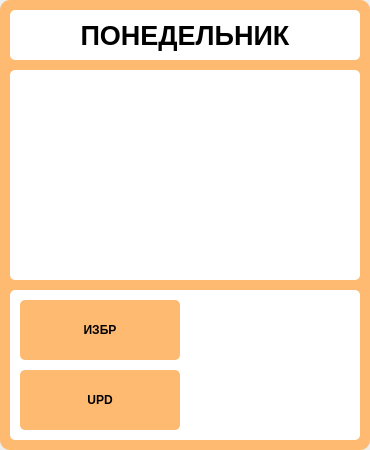
Above: client/menuCard.ui from New-Ds/Easy-Week before the change. Below: the same form after it.
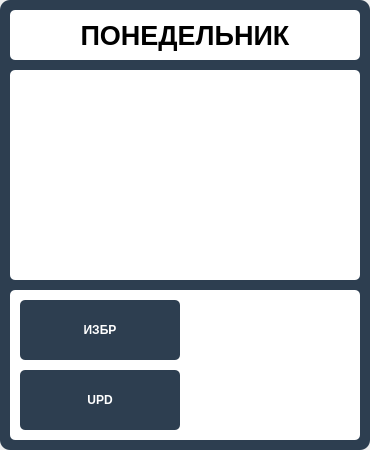
That is the form after the change.

Patch:
```diff
--- a/client/menuCard.ui
+++ b/client/menuCard.ui
@@ -38,7 +38,7 @@
    <item>
     <widget class="QFrame" name="mainContainer">
      <property name="styleSheet">
-      <string notr="true">background: #FFBA71; border-radius: 10px;</string>
+      <string notr="true">background: #2d3e50; border-radius: 10px;</string>
      </property>
      <property name="frameShape">
       <enum>QFrame::Shape::StyledPanel</enum>
@@ -241,7 +241,7 @@
               <cursorShape>PointingHandCursor</cursorShape>
              </property>
              <property name="styleSheet">
-              <string notr="true">border: none; background: #FFBA71; color: black; border-radius: 5px;</string>
+              <string notr="true">border: none; background: #2d3e50; color: white; border-radius: 5px;</string>
              </property>
              <property name="text">
               <string>ИЗБР</string>
@@ -278,7 +278,7 @@
               <cursorShape>PointingHandCursor</cursorShape>
              </property>
              <property name="styleSheet">
-              <string notr="true">border: none; background: #FFBA71; color: black; border-radius: 5px;</string>
+              <string notr="true">border: none; background: #2d3e50; color: white; border-radius: 5px;</string>
              </property>
              <property name="text">
               <string>UPD</string>
```
Left out of the diff: 8 changed lines with no effect on the pictures.
